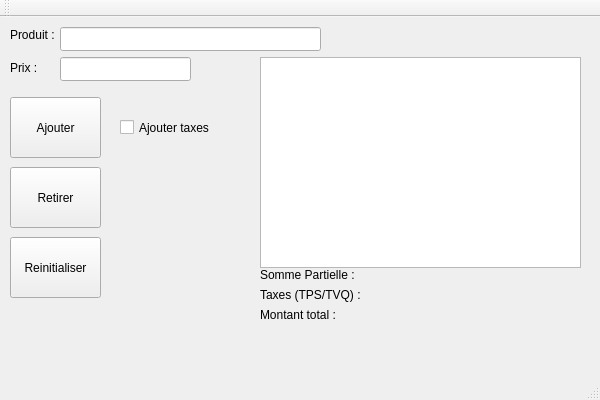
Before: the Qt Designer form affichage.ui in bryanTRX/TD6_1015_E24, drawn with Qt 5.
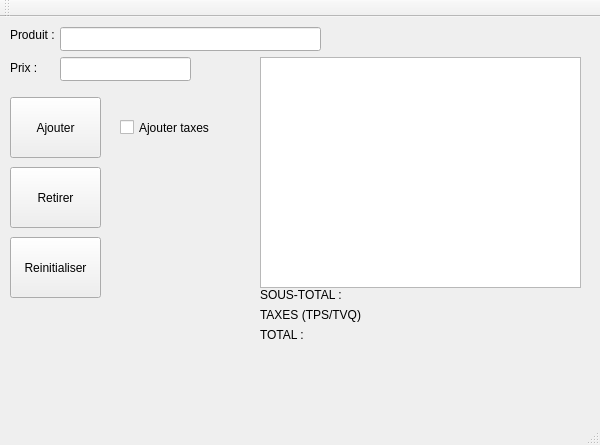
After: the same form once the commit is applied.

What changed in the file:
```diff
--- a/affichage.ui
+++ b/affichage.ui
@@ -7,7 +7,7 @@
     <x>0</x>
     <y>0</y>
     <width>600</width>
-    <height>400</height>
+    <height>445</height>
    </rect>
   </property>
   <property name="windowTitle">
@@ -98,7 +98,7 @@
       <x>260</x>
       <y>40</y>
       <width>321</width>
-      <height>211</height>
+      <height>231</height>
      </rect>
     </property>
    </widget>
@@ -106,39 +106,39 @@
     <property name="geometry">
      <rect>
       <x>260</x>
-      <y>250</y>
+      <y>270</y>
       <width>101</width>
       <height>16</height>
      </rect>
     </property>
     <property name="text">
-     <string>Somme Partielle :</string>
+     <string>SOUS-TOTAL :</string>
     </property>
    </widget>
    <widget class="QLabel" name="taxes">
     <property name="geometry">
      <rect>
       <x>260</x>
-      <y>270</y>
+      <y>290</y>
       <width>101</width>
       <height>16</height>
      </rect>
     </property>
     <property name="text">
-     <string>Taxes (TPS/TVQ) :</string>
+     <string>TAXES (TPS/TVQ) :</string>
     </property>
    </widget>
    <widget class="QLabel" name="total">
     <property name="geometry">
      <rect>
       <x>260</x>
-      <y>290</y>
-      <width>91</width>
+      <y>310</y>
+      <width>101</width>
       <height>16</height>
      </rect>
     </property>
     <property name="text">
-     <string>Montant total :</string>
+     <string>TOTAL :</string>
     </property>
    </widget>
    <widget class="QLabel" name="produit">
@@ -171,8 +171,8 @@
     <property name="geometry">
      <rect>
       <x>360</x>
-      <y>250</y>
-      <width>49</width>
+      <y>270</y>
+      <width>221</width>
       <height>16</height>
      </rect>
     </property>
@@ -184,8 +184,8 @@
     <property name="geometry">
      <rect>
       <x>360</x>
-      <y>270</y>
-      <width>49</width>
+      <y>290</y>
+      <width>221</width>
       <height>16</height>
      </rect>
     </property>
@@ -197,8 +197,8 @@
     <property name="geometry">
      <rect>
       <x>360</x>
-      <y>290</y>
-      <width>49</width>
+      <y>310</y>
+      <width>221</width>
       <height>16</height>
      </rect>
     </property>
```
